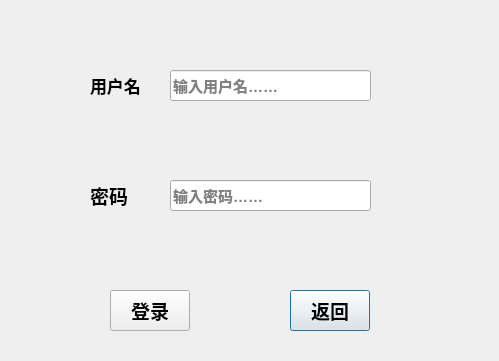
Above: login.ui from ysw0121/CPC-quiz before the change. Below: the same form after it.
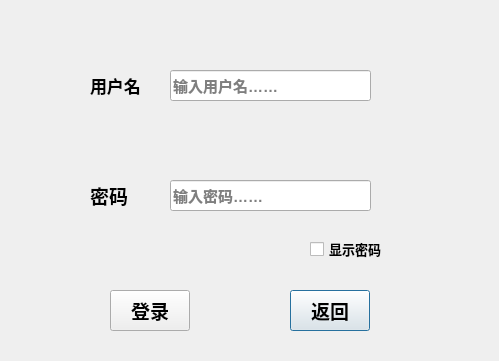
That is the form after the change.

```diff
--- a/login.ui
+++ b/login.ui
@@ -145,6 +145,27 @@
     <string>密码</string>
    </property>
   </widget>
+  <widget class="QCheckBox" name="showpsw">
+   <property name="geometry">
+    <rect>
+     <x>310</x>
+     <y>240</y>
+     <width>81</width>
+     <height>18</height>
+    </rect>
+   </property>
+   <property name="font">
+    <font>
+     <family>Arial</family>
+     <pointsize>10</pointsize>
+     <weight>75</weight>
+     <bold>true</bold>
+    </font>
+   </property>
+   <property name="text">
+    <string>显示密码</string>
+   </property>
+  </widget>
  </widget>
  <resources/>
  <connections/>
```
